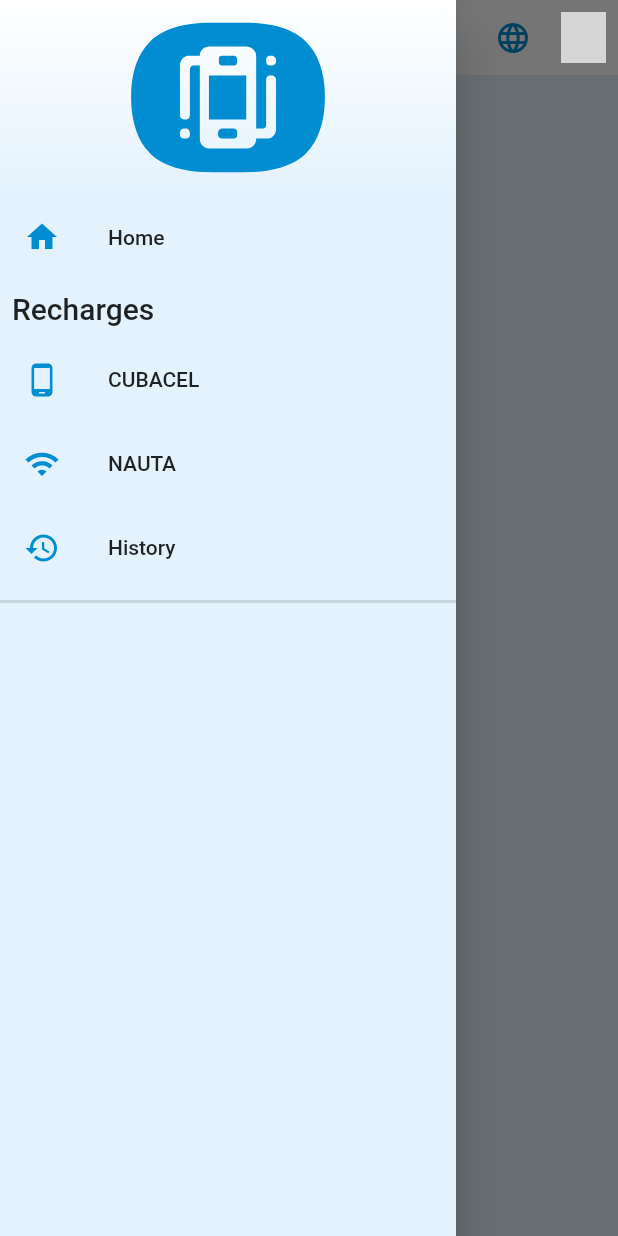
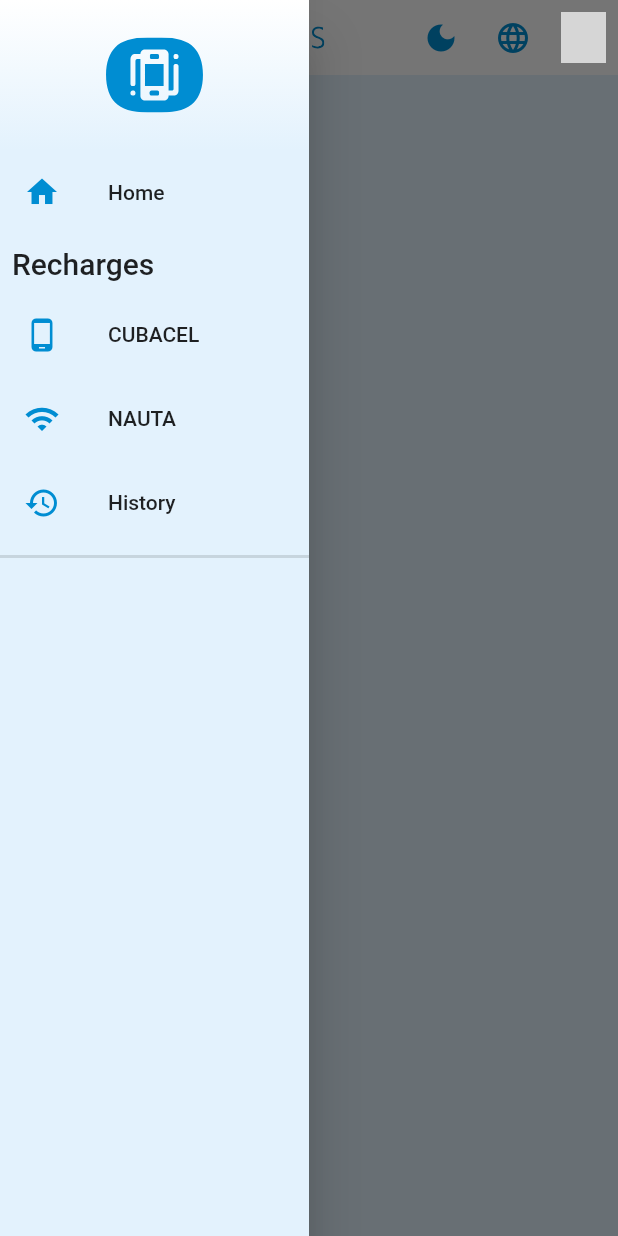
Before and after one commit to jacselpp/Git, a Flutter app: the HomeLayout screen opened directly with empty values, with the side drawer open, on a phone screen of 412 x 824 dp. Run offline on Flutter 3.47's test engine with Material 2 defaults, Android fonts, the phone set to English and light mode, and no system bars; our stand-ins replace animated_theme_switcher, connectivity_plus, dio, firebase_core, firebase_messaging, floor and 7 more; accounts and stored records are empty; generated files the repository leaves out were written again; network calls fail; grey boxes are pictures that could not be loaded.

Commit message:
fixed ui in home view and main drawer

```diff
--- a/lib/ui/widgets/main_drawer.dart
+++ b/lib/ui/widgets/main_drawer.dart
@@ -12,7 +12,9 @@ class MainDrawer extends StatelessWidget {
   @override
   Widget build(BuildContext context) {
     final locale = AppLocalizations.of(context)!;
-    return Drawer(
+    return SizedBox(
+      width: ScreenHelper.screenWidth(context) * .5,
+      child: Drawer(
         child: Material(
           color: Theme.of(context).scaffoldBackgroundColor,
           child: ListView(
@@ -79,12 +81,13 @@ class MainDrawer extends StatelessWidget {
             ],
           ),
         ),
+      ),
     );
   }
 
   Widget _buildHeader(BuildContext context) {
     return SizedBox(
-      height: 130.0,
+      height: 100.0,
       child: Stack(
         children: [
           Container(
@@ -100,16 +103,14 @@ class MainDrawer extends StatelessWidget {
             ),
             child: SizedBox(
               width: ScreenHelper.screenWidth(context),
-              child: Padding(
-                padding: const EdgeInsets.only(
-                  top: 15.0,
-                  left: 15.0,
-                  right: 15.0,
-                  bottom: 15.0,
-                ),
+              child: Center(
+                child: SizedBox(
+                  // width: 50.0,
+                  height: 50.0,
                   child: SvgPicture.asset(
                     'assets/images/Recargas_Imagotipo.svg',
                     fit: BoxFit.fitHeight,
+                  ),
                 ),
               ),
             ),
@@ -122,7 +123,10 @@ class MainDrawer extends StatelessWidget {
   Widget _buildItem(IconData icon, String value, BuildContext context,
       Null Function() onTap) {
     return ListTile(
-      title: Text(value),
+      title: Text(
+        value,
+        style: Theme.of(context).textTheme.bodyText1,
+      ),
       leading: Icon(
         icon,
         color: Theme.of(context).appBarTheme.iconTheme!.color,
```
Also changed, not shown: lib/ui/views/home/home_view.dart (+53 -42 lines). Lines whose indentation alone changed are shown as unchanged.
